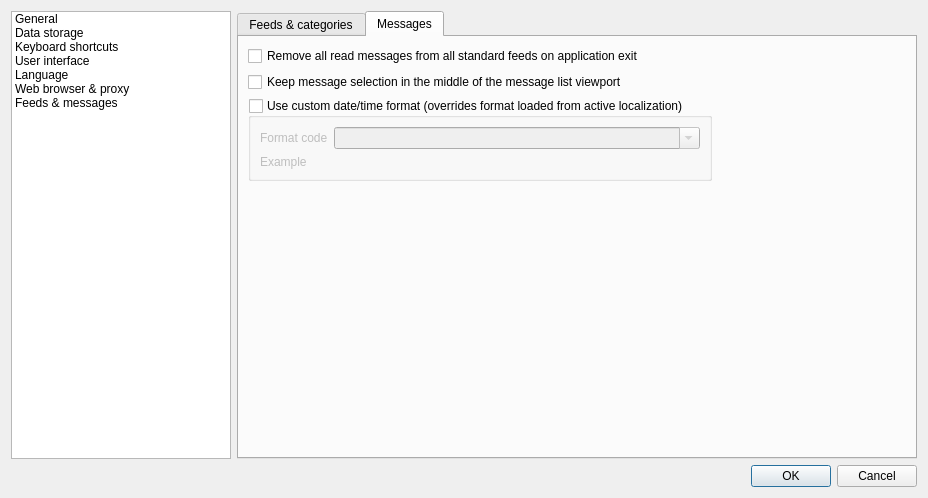
Old version of the form src/gui/formsettings.ui in the repository martinrotter/rssguard.
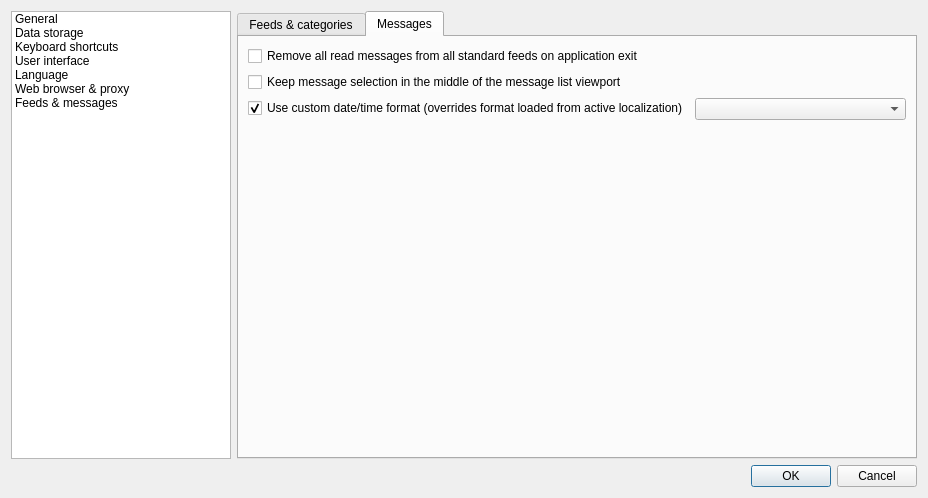
New version of the form. The open tabs and pages were chosen to show the change. Custom widgets are drawn as their Qt base class.

```diff
--- a/src/gui/formsettings.ui
+++ b/src/gui/formsettings.ui
@@ -1287,48 +1287,21 @@
             </widget>
            </item>
            <item row="2" column="0">
-            <widget class="QGroupBox" name="m_grpMessagesDateTimeFormat">
-             <property name="title">
+            <widget class="QCheckBox" name="m_checkMessagesDateTimeFormat">
+             <property name="text">
               <string>Use custom date/time format (overrides format loaded from active localization)</string>
              </property>
              <property name="checkable">
               <bool>true</bool>
              </property>
              <property name="checked">
-              <bool>false</bool>
+              <bool>true</bool>
              </property>
-             <layout class="QFormLayout" name="formLayout_19">
-              <item row="0" column="0">
-               <widget class="QLabel" name="label_11">
-                <property name="text">
-                 <string>Format code</string>
-                </property>
-               </widget>
-              </item>
-              <item row="0" column="1">
-               <widget class="QComboBox" name="m_cmbMessagesDateTimeFormat">
-                <property name="editable">
-                 <bool>true</bool>
-                </property>
-               </widget>
-              </item>
-              <item row="1" column="0">
-               <widget class="QLabel" name="label_12">
-                <property name="text">
-                 <string>Example</string>
-                </property>
-               </widget>
-              </item>
-              <item row="1" column="1">
-               <widget class="QLabel" name="m_lblMessagesDateTimeFormat">
-                <property name="text">
-                 <string/>
-                </property>
-               </widget>
-              </item>
-             </layout>
             </widget>
            </item>
+           <item row="2" column="1">
+            <widget class="QComboBox" name="m_cmbMessagesDateTimeFormat"/>
+           </item>
           </layout>
          </widget>
         </widget>
```
Left out of the diff: 26 changed lines with no effect on the pictures.
